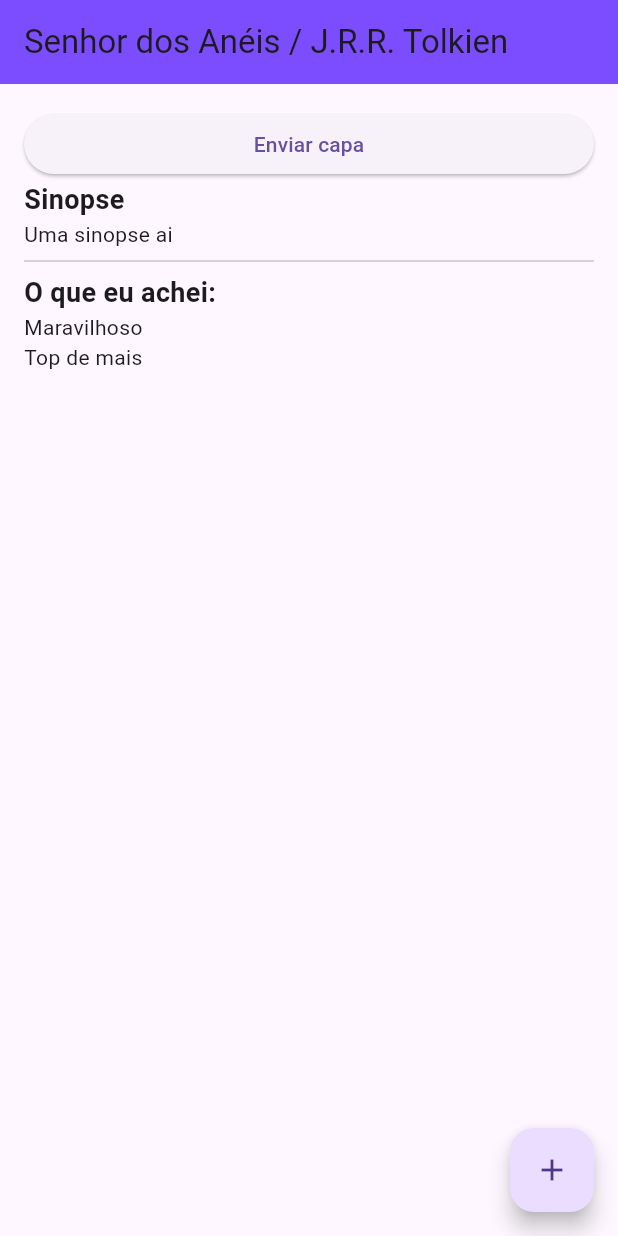
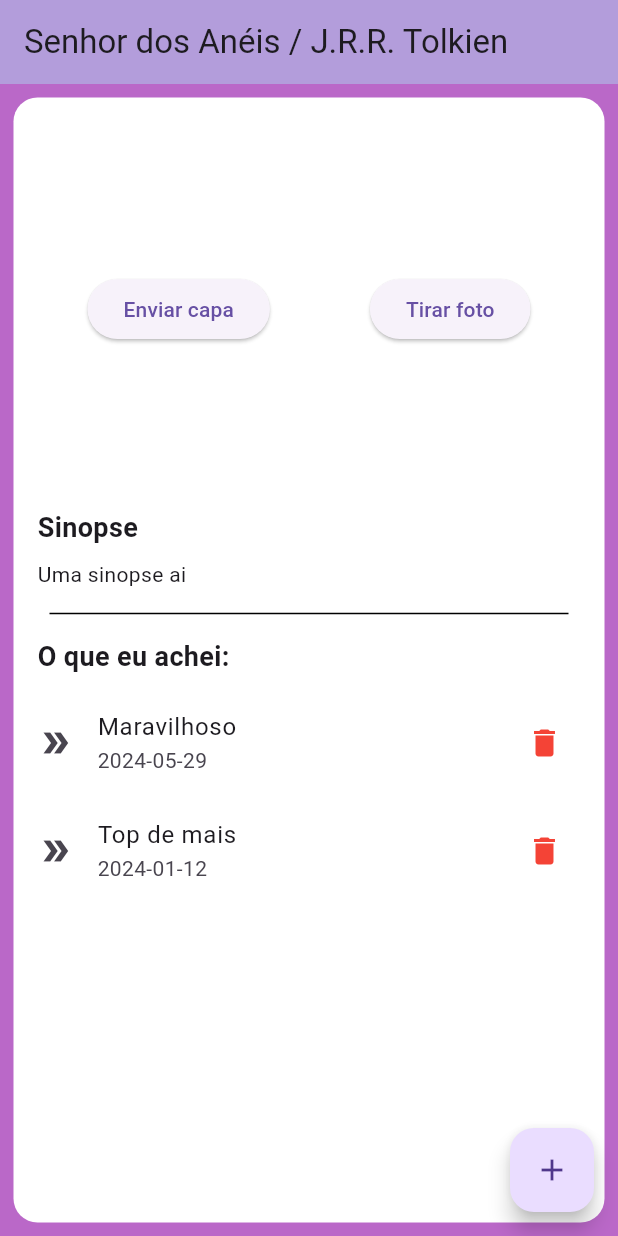
Before and after one commit to Lrlk/flutter_biblioteca, a Flutter app: the screen it shows after launch, on a phone screen of 412 x 824 dp. Run offline on Flutter 3.47's test engine with Material 3 defaults, Android fonts, the light colour scheme and no system bars.

Commit message:
book screen

```diff
--- a/lib/main.dart
+++ b/lib/main.dart
@@ -16,12 +16,11 @@
   Widget build(BuildContext context) {
     return MaterialApp(
       theme: ThemeData(
-        primarySwatch: Colors.blue,
-        appBarTheme: AppBarTheme(
-          iconTheme: IconThemeData(color: Colors.black),
-          color: Colors.deepPurpleAccent, //<-- SEE HERE
-        ),
-      ),
+          primarySwatch: Colors.blue,
+          appBarTheme: AppBarTheme(
+            iconTheme: IconThemeData(color: Colors.black),
+            color: Colors.deepPurple[200],
+          )),
       home: BookScreen(),
     );
   }
--- a/lib/screens/book_screen.dart
+++ b/lib/screens/book_screen.dart
@@ -17,6 +17,7 @@
   @override
   Widget build(BuildContext context) {
     return Scaffold(
+      backgroundColor: Colors.purple[300],
       appBar: AppBar(title: Text("${bookModel.name} / ${bookModel.author}")),
       floatingActionButton: FloatingActionButton(
         onPressed: () {
@@ -24,13 +25,33 @@
         },
         child: const Icon(Icons.add),
       ),
-      body: Padding(
+      body: Container(
+        margin: const EdgeInsets.all(9),
         padding: const EdgeInsets.all(16.0),
+        decoration: BoxDecoration(
+          color: Colors.white,
+          borderRadius: BorderRadius.circular(16),
+        ),
         child: ListView(
           children: [
-            ElevatedButton(
-              onPressed: () {},
-              child: const Text("Enviar capa"),
+            SizedBox(
+              height: 250,
+              child: Row(
+                mainAxisAlignment: MainAxisAlignment.spaceAround,
+                children: [
+                  ElevatedButton(
+                    onPressed: () {},
+                    child: const Text("Enviar capa"),
+                  ),
+                  ElevatedButton(
+                    onPressed: () {},
+                    child: const Text("Tirar foto"),
+                  ),
+                ],
+              ),
+            ),
+            const SizedBox(
+              height: 8,
             ),
             const Text(
               "Sinopse",
@@ -39,8 +60,16 @@
                 fontSize: 18,
               ),
             ),
+            const SizedBox(
+              height: 8,
+            ),
             Text(bookModel.synopsis),
-            const Divider(),
+            const Padding(
+              padding: EdgeInsets.all(8.0),
+              child: Divider(
+                color: Colors.black,
+              ),
+            ),
             const Text(
               "O que eu achei:",
               style: TextStyle(
@@ -48,11 +77,28 @@
                 fontSize: 18,
               ),
             ),
+            const SizedBox(
+              height: 8,
+            ),
             Column(
               crossAxisAlignment: CrossAxisAlignment.start,
               children: List.generate(listOpinion.length, (index) {
                 OpinionModel opinionLast = listOpinion[index];
-                return Text(opinionLast.opinion);
+                return ListTile(
+                  contentPadding: EdgeInsets.zero,
+                  title: Text(opinionLast.opinion),
+                  subtitle: Text(opinionLast.date),
+                  leading: const Icon(Icons.double_arrow),
+                  trailing: IconButton(
+                    icon: const Icon(
+                      Icons.delete,
+                      color: Colors.red,
+                    ),
+                    onPressed: () {
+                      print("Deletar ${opinionLast.opinion}");
+                    },
+                  ),
+                );
               }),
             )
           ],
```
